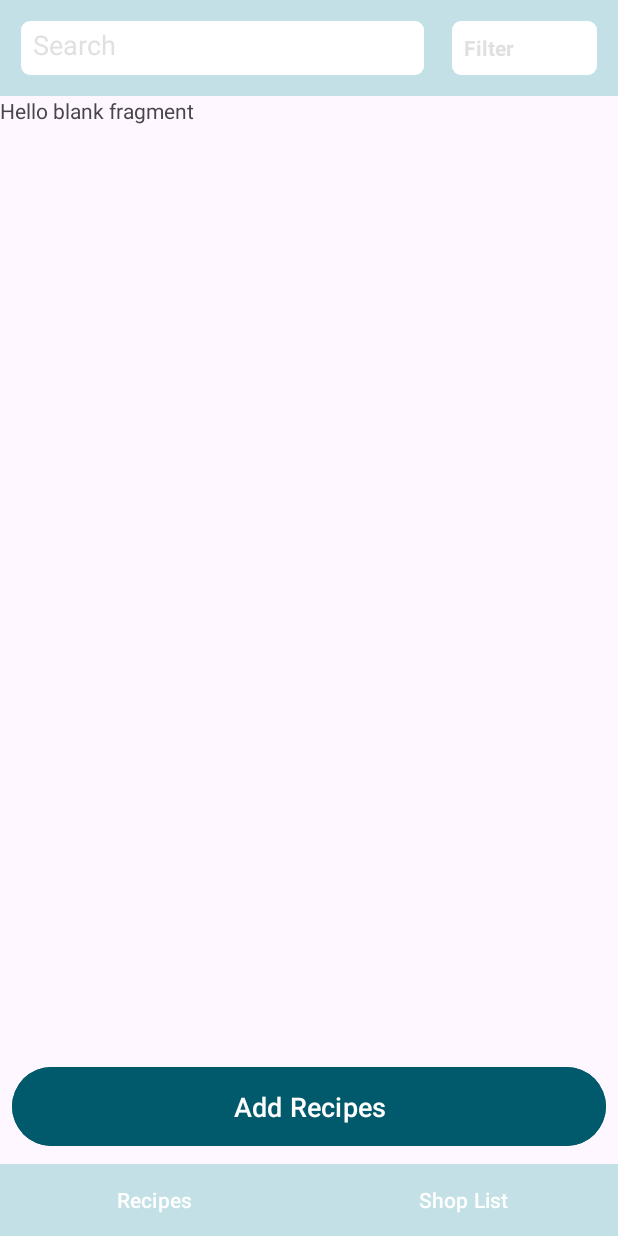
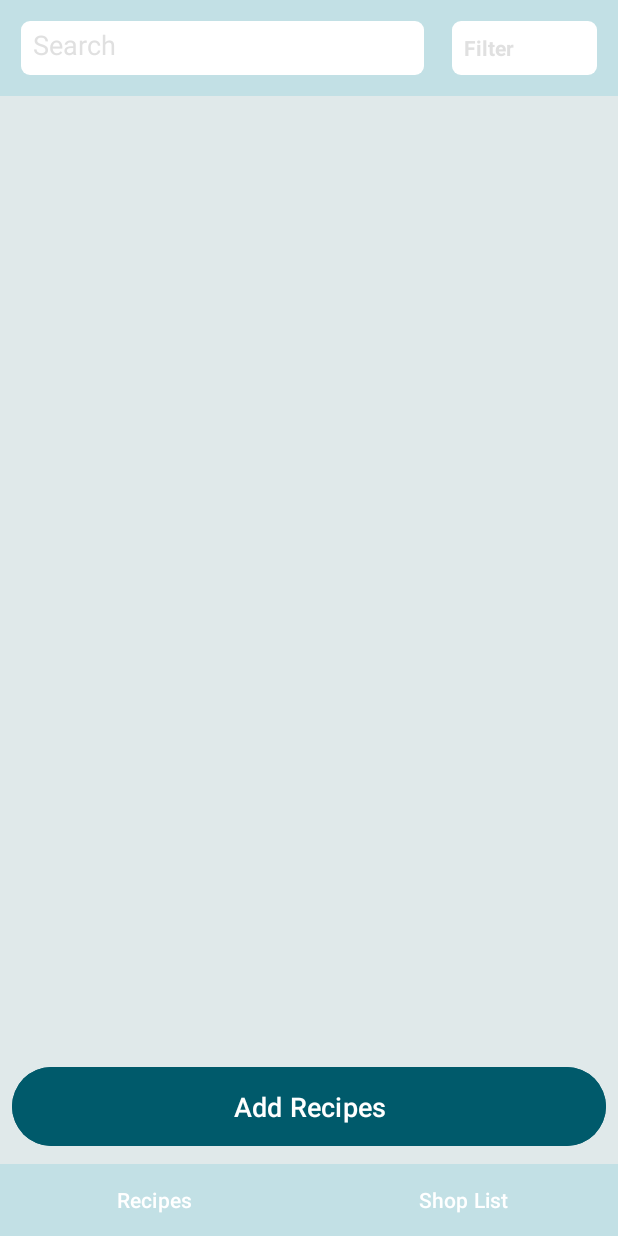
Before and after one commit to Soulstriderx/recipe-savinig, an Android app: the screen it shows after launch (MainActivity), item 2 of the bottom bar chosen, on a phone screen of 412 x 824 dp. Run offline under Robolectric (Android 15) with nearby library versions, the phone set to English and light mode, and no system bars; our stand-ins replace Room's generated code; libraries missing offline, so code that uses them is left out: androidx.recyclerview.widget; 1 statement that could not run was skipped.

Commit message:
Commit to pull updated code

```diff
--- a/app/src/main/java/com/fwrdgrp/recipesaving/ui/home/nested/RecipeFragment.kt
+++ b/app/src/main/java/com/fwrdgrp/recipesaving/ui/home/nested/RecipeFragment.kt
@@ -7,8 +7,6 @@ import android.view.View
 import android.view.ViewGroup
 import com.fwrdgrp.recipesaving.databinding.FragmentRecipeBinding
 import com.fwrdgrp.recipesaving.ui.adapters.RecipeAdapter
-import com.fwrdgrp.recipesaving.ui.adapters.TabsAdapter
-import com.google.android.material.tabs.TabLayoutMediator
 
 class RecipeFragment : Fragment() {
     private lateinit var binding: FragmentRecipeBinding
--- a/app/src/main/res/layout/activity_main.xml
+++ b/app/src/main/res/layout/activity_main.xml
@@ -5,6 +5,7 @@
     android:id="@+id/main"
     android:layout_width="match_parent"
     android:layout_height="match_parent"
+    android:background="@color/color_background"
     tools:context=".MainActivity">
 
     <androidx.fragment.app.FragmentContainerView
@@ -13,6 +14,6 @@
         android:layout_width="match_parent"
         android:layout_height="match_parent"
         app:defaultNavHost="true"
-        app:navGraph="@navigation/nav_graph" />
+        app:navGraph="@navigation/nav_graph"/>
 
 </androidx.constraintlayout.widget.ConstraintLayout>
--- a/app/src/main/res/layout/fragment_shop_list.xml
+++ b/app/src/main/res/layout/fragment_shop_list.xml
@@ -1,14 +1,13 @@
 <?xml version="1.0" encoding="utf-8"?>
-<FrameLayout xmlns:android="http://schemas.android.com/apk/res/android"
+<RelativeLayout xmlns:android="http://schemas.android.com/apk/res/android"
     xmlns:tools="http://schemas.android.com/tools"
     android:layout_width="match_parent"
     android:layout_height="match_parent"
     tools:context=".ui.home.nested.ShopListFragment">
 
-    <!-- TODO: Update blank fragment layout -->
-    <TextView
+    <androidx.recyclerview.widget.RecyclerView
+        android:id="@+id/rvShopList"
         android:layout_width="match_parent"
-        android:layout_height="match_parent"
-        android:text="@string/hello_blank_fragment" />
+        android:layout_height="match_parent" />
 
-</FrameLayout>
+</RelativeLayout>
```
Also changed, not shown: app/src/main/res/layout/fragment_recipe.xml (+6 -3 lines).
